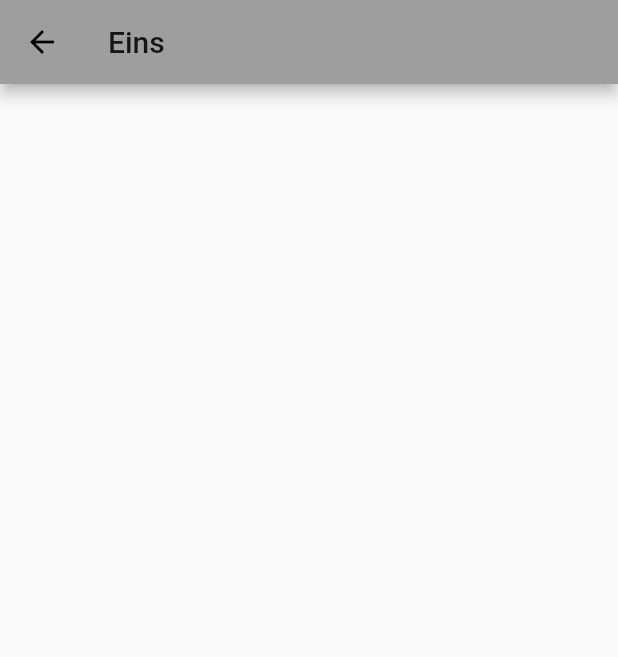
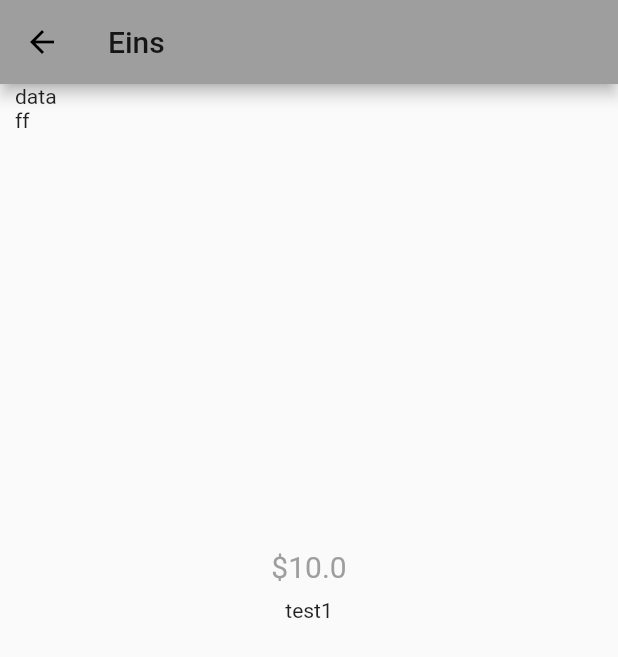
Before and after one commit to christhirst/front, a Flutter app: the screen it shows after launch, after a tap on "Eins", on a phone screen of 412 x 824 dp. Shown: the top 657 px of the screen. Run offline on Flutter 3.47's test engine with Material 2 defaults, Android fonts, the phone set to English and light mode, and no system bars.

Commit message:
Orders_model implemented

```diff
--- a/lib/main.dart
+++ b/lib/main.dart
@@ -4,6 +4,8 @@ import 'package:provider/provider.dart';
 import './screens/demand_overview_screen.dart';
 import './screens/demand_details_screen.dart';
 import './providers/demands.dart';
+import './providers/orders.dart';
+import './screens/cart_screen.dart';
 
 void main() {
   runApp(MyApp());
@@ -27,6 +29,9 @@ class MyAppState extends State<MyApp> {
         ),
         ChangeNotifierProvider(
           create: (ctx) => Cart(),
+        ),
+        ChangeNotifierProvider(
+          create: (ctx) => Orders(),
         )
       ],
       child: MaterialApp(
@@ -36,6 +41,7 @@ class MyAppState extends State<MyApp> {
         home: DemandOverviewScreen(),
         routes: {
           DemandDetailScreen.routeName: (ctx) => DemandDetailScreen(),
+          CartScreen.routName: (ctx) => CartScreen(),
         },
       ),
     );
--- a/lib/providers/cart.dart
+++ b/lib/providers/cart.dart
@@ -13,9 +13,21 @@ class CartItem {
 }
 
 class Cart with ChangeNotifier {
-  Map<String, CartItem> _items;
+  Map<String, CartItem> _items = {};
   Map<String, CartItem> get items {
     return {..._items};
+  }
+
+  int get itemCount {
+    return _items.length;
+  }
+
+  double get totalAmount {
+    double total = 0.0;
+    _items.forEach((key, CartItem) {
+      total += CartItem.price * CartItem.quantity;
+    });
+    return total;
   }
 
   void addItem(
@@ -34,13 +46,25 @@ class Cart with ChangeNotifier {
               ));
     } else {
       _items.putIfAbsent(
-          demandId,
-          () => CartItem(
-                id: DateTime.now().toString(),
-                title: title,
-                price: price,
-                quantity: 1,
-              ));
+        demandId,
+        () => CartItem(
+          id: DateTime.now().toString(),
+          title: title,
+          price: price,
+          quantity: 1,
+        ),
+      );
     }
+    notifyListeners();
+  }
+
+  void removeItem(String demandId) {
+    _items.remove(demandId);
+    notifyListeners();
+  }
+
+  void clear() {
+    _items = {};
+    notifyListeners();
   }
 }
--- a/lib/providers/demands.dart
+++ b/lib/providers/demands.dart
@@ -3,9 +3,27 @@ import 'DemandForm.dart';
 
 class Demands with ChangeNotifier {
   List<DemandForm> _items = [
-    DemandForm(id: "1", title: "Eins", description: "test1", isDone: true),
-    DemandForm(id: "2", title: "Zwei", description: "test2", isDone: false),
-    DemandForm(id: "3", title: "Drei", description: "test3", isDone: false)
+    DemandForm(
+        id: "1",
+        title: "Eins",
+        description: "test1",
+        isDone: true,
+        price: 10,
+        url: "https://google.de"),
+    DemandForm(
+        id: "2",
+        title: "Zwei",
+        description: "test2",
+        isDone: false,
+        price: 20,
+        url: "https://google.de"),
+    DemandForm(
+        id: "3",
+        title: "Drei",
+        description: "test3",
+        isDone: false,
+        price: 30,
+        url: "https://google.de")
   ];
 
   var _showIsDoneOnly = false;
--- /dev/null
+++ b/lib/providers/orders.dart
@@ -0,0 +1,35 @@
+import 'package:flutter/material.dart';
+import './cart.dart';
+
+class OrderItem {
+  final String id;
+  final double amount;
+  final List<CartItem> demands;
+  final DateTime dateTime;
+
+  OrderItem({
+    @required this.id,
+    @required this.amount,
+    @required this.demands,
+    @required this.dateTime,
+  });
+}
+
+class Orders with ChangeNotifier {
+  List<OrderItem> _orders = [];
+  List<OrderItem> get orders {
+    return [..._orders];
+  }
+
+  void addOrder(List<CartItem> cartProduct, double total) {
+    _orders.insert(
+        0,
+        OrderItem(
+          id: DateTime.now().toString(),
+          amount: total,
+          dateTime: DateTime.now(),
+          demands: cartProduct,
+        ));
+    notifyListeners();
+  }
+}
--- a/lib/screens/demand_details_screen.dart
+++ b/lib/screens/demand_details_screen.dart
@@ -12,6 +12,35 @@ class DemandDetailScreen extends StatelessWidget {
         Provider.of<Demands>(context, listen: false).findById(demandId);
     return Scaffold(
       appBar: AppBar(title: Text(loadedDemand.title)),
+      body: SingleChildScrollView(
+        child: Column(
+          children: [
+            Container(
+              padding: EdgeInsets.symmetric(horizontal: 10),
+              width: double.infinity,
+              height: 300,
+              child: ListView(
+                children: [Text("data"), Text("ff")],
+              ),
+            ),
+            SizedBox(
+              height: 10,
+            ),
+            Text(
+              '\$${loadedDemand.price}',
+              style: TextStyle(color: Colors.grey, fontSize: 20),
+            ),
+            SizedBox(
+              height: 10,
+            ),
+            Text(
+              loadedDemand.description,
+              textAlign: TextAlign.center,
+              softWrap: true,
+            )
+          ],
+        ),
+      ),
     );
   }
 }
--- a/lib/screens/demand_overview_screen.dart
+++ b/lib/screens/demand_overview_screen.dart
@@ -1,7 +1,11 @@
 import 'package:flutter/material.dart';
 import 'package:front/providers/demands.dart';
-//import 'package:provider/provider.dart';
+import 'package:front/screens/cart_screen.dart';
+import 'package:provider/provider.dart';
 import '../widgets/demands_list.dart';
+import '../widgets/badge.dart';
+import 'package:front/providers/cart.dart';
+import './cart_screen.dart';
 
 enum FilterOptions {
   Favorites,
@@ -45,7 +49,18 @@ class _DemandOverviewScreenState extends State<DemandOverviewScreen> {
                   value: FilterOptions.All,
                 )
               ],
-            )
+            ),
+            Consumer<Cart>(
+                builder: (_, cart, ch) => Badge(
+                      child: ch,
+                      value: cart.itemCount.toString(),
+                    ),
+                child: IconButton(
+                  icon: Icon(Icons.shopping_cart),
+                  onPressed: () {
+                    Navigator.of(context).pushNamed(CartScreen.routName);
+                  },
+                )),
           ],
         ),
         body: DemandsList(_showOnlyIsDone));
--- /dev/null
+++ b/lib/widgets/badge.dart
@@ -0,0 +1,47 @@
+import 'package:flutter/material.dart';
+
+class Badge extends StatelessWidget {
+  const Badge({
+    Key key,
+    @required this.child,
+    @required this.value,
+    this.color,
+  }) : super(key: key);
+
+  final Widget child;
+  final String value;
+  final Color color;
+
+  @override
+  Widget build(BuildContext context) {
+    return Stack(
+      alignment: Alignment.center,
+      children: [
+        child,
+        Positioned(
+          right: 8,
+          top: 8,
+          child: Container(
+            padding: EdgeInsets.all(2.0),
+            // color: Theme.of(context).accentColor,
+            decoration: BoxDecoration(
+              borderRadius: BorderRadius.circular(10.0),
+              color: color != null ? color : Theme.of(context).accentColor,
+            ),
+            constraints: BoxConstraints(
+              minWidth: 16,
+              minHeight: 16,
+            ),
+            child: Text(
+              value,
+              textAlign: TextAlign.center,
+              style: TextStyle(
+                fontSize: 10,
+              ),
+            ),
+          ),
+        )
+      ],
+    );
+  }
+}
--- a/lib/widgets/demand_item.dart
+++ b/lib/widgets/demand_item.dart
@@ -1,6 +1,7 @@
 import 'package:flutter/material.dart';
 import 'package:provider/provider.dart';
 import 'package:front/providers/DemandForm.dart';
+import 'package:front/providers/cart.dart';
 import 'package:front/screens/demand_overview_screen.dart';
 import '../widgets/demand_item.dart';
 import '../screens/demand_details_screen.dart';
@@ -14,7 +15,8 @@ class DemandItem extends StatelessWidget {
 
   @override
   Widget build(BuildContext context) {
-    final demand = Provider.of<DemandForm>(context);
+    final demand = Provider.of<DemandForm>(context, listen: false);
+    final cart = Provider.of<Cart>(context, listen: false);
     return Card(
         elevation: 5,
         child: new InkWell(
@@ -41,7 +43,11 @@ class DemandItem extends StatelessWidget {
                                 IconButton(
                                   icon: cartIcon(context),
                                   onPressed: () {
-                                    demand.toggleIsDoneStatus();
+                                    cart.addItem(
+                                      demand.id,
+                                      demand.price,
+                                      demand.title,
+                                    );
                                   },
                                 ),
                                 Spacer(),
```
Also changed, not shown: lib/screens/cart_screen.dart (added, +70 -0 lines), lib/widgets/cart_item.dart (added, +54 -0 lines).
